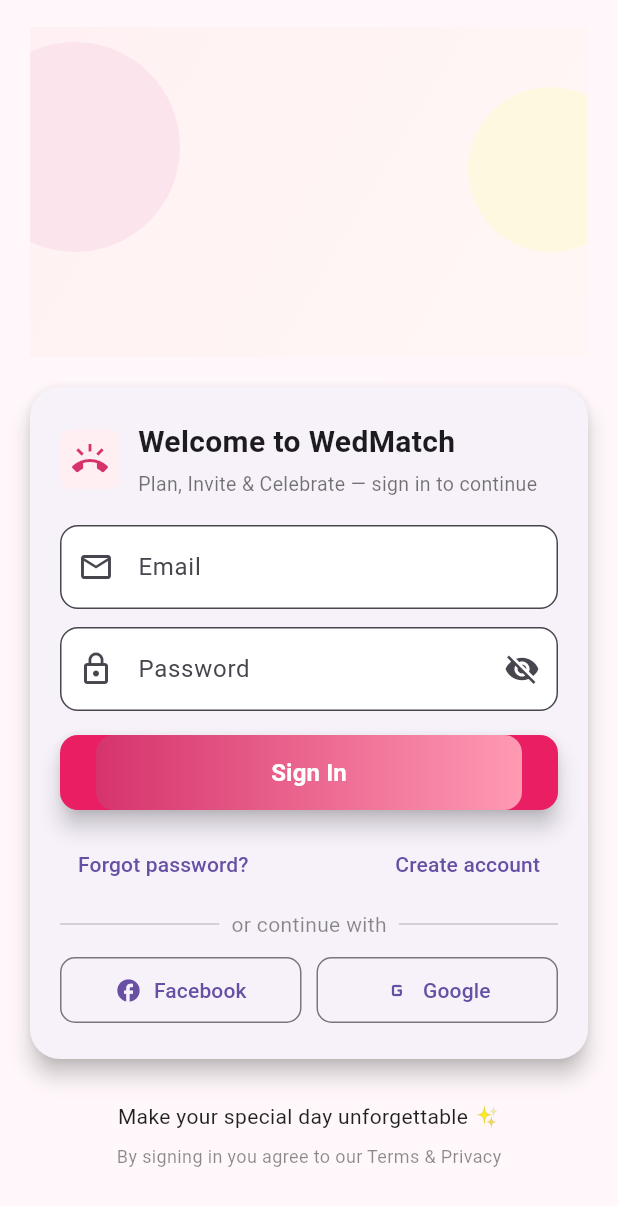
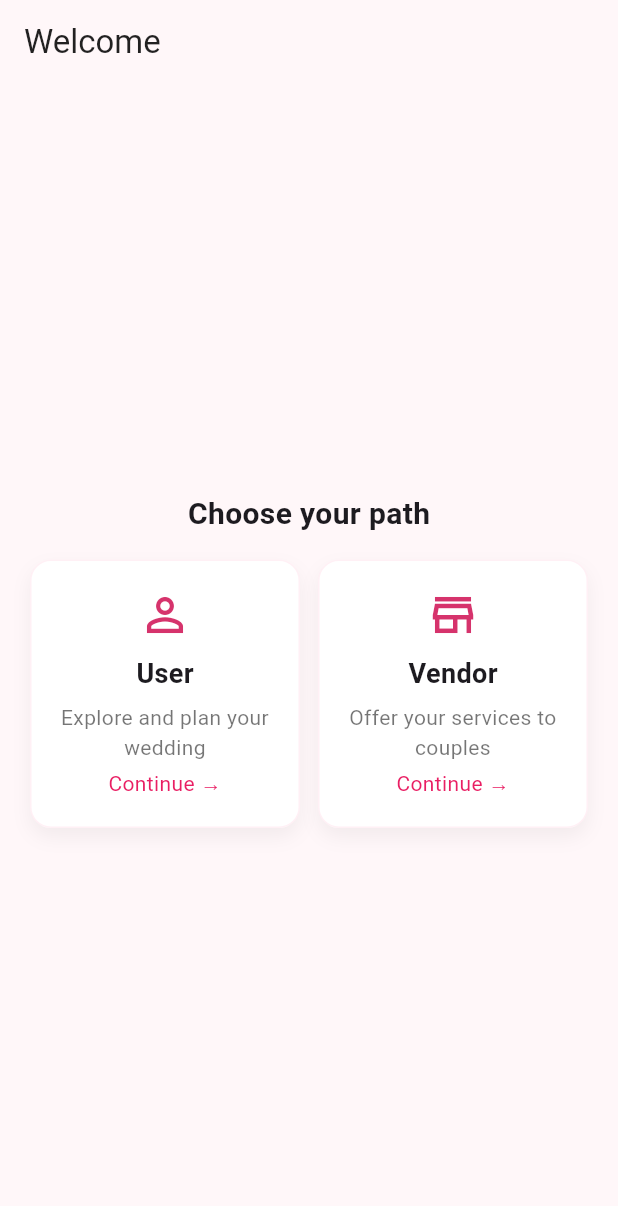
Before and after one commit to makarandjadhav75/wedding_vendors, a Flutter app: the screen it shows after launch, on a phone screen of 412 x 824 dp. Shown: the top 1206 px of the screen. Run offline on Flutter 3.47's test engine with Material 3 defaults, Android fonts, the light colour scheme and no system bars; our stand-ins replace flutter_secure_storage, share_plus.

Commit message:
first commit 2/11/2025 seperation user and vendor

```diff
--- a/lib/APiServices/api_services.dart
+++ b/lib/APiServices/api_services.dart
@@ -11,7 +11,7 @@
 import '../Models/vendor_model.dart';
 import 'common_repo.dart';
 
-const String defaultBaseUrl = "http://192.168.0.108:3030";
+const String defaultBaseUrl = "http://192.168.1.101:3030";
 
 class ApiService {
   final http.Client _client;
--- a/lib/Screens/login_page.dart
+++ b/lib/Screens/login_page.dart
@@ -437,7 +437,8 @@
                                             final result = await Navigator.of(context).push<Map<String, String>>(
                                               MaterialPageRoute(
                                                 builder: (_) => RegistrationScreen(
-                                                  apiService: widget.apiService, // <-- pass widget.apiService
+                                                  apiService: widget.apiService,
+                                                  forcedRole: 'User',
                                                 ),
                                               ),
                                             );
--- /dev/null
+++ b/lib/Screens/role_selection_screen.dart
@@ -0,0 +1,99 @@
+import 'package:flutter/material.dart';
+import '../APiServices/api_services.dart';
+import 'login_page.dart';
+import 'vendor_login_page.dart';
+
+class RoleSelectionScreen extends StatelessWidget {
+  final ApiService apiService;
+  const RoleSelectionScreen({Key? key, required this.apiService}) : super(key: key);
+
+  @override
+  Widget build(BuildContext context) {
+    return Scaffold(
+      backgroundColor: const Color(0xFFFFF7F9),
+      appBar: AppBar(
+        title: const Text('Welcome'),
+        elevation: 0,
+        backgroundColor: Colors.transparent,
+        foregroundColor: Colors.black87,
+      ),
+      body: Center(
+        child: Padding(
+          padding: const EdgeInsets.all(20.0),
+          child: ConstrainedBox(
+            constraints: const BoxConstraints(maxWidth: 600),
+            child: Column(
+              mainAxisSize: MainAxisSize.min,
+              children: [
+                const Text('Choose your path', style: TextStyle(fontSize: 20, fontWeight: FontWeight.bold)),
+                const SizedBox(height: 16),
+                Row(
+                  children: [
+                    Expanded(
+                      child: _RoleCard(
+                        title: 'User',
+                        subtitle: 'Explore and plan your wedding',
+                        icon: Icons.person_outline,
+                        onTap: () => Navigator.of(context).push(
+                          MaterialPageRoute(builder: (_) => LoginPage(apiService: apiService)),
+                        ),
+                      ),
+                    ),
+                    const SizedBox(width: 12),
+                    Expanded(
+                      child: _RoleCard(
+                        title: 'Vendor',
+                        subtitle: 'Offer your services to couples',
+                        icon: Icons.store_mall_directory_outlined,
+                        onTap: () => Navigator.of(context).push(
+                          MaterialPageRoute(builder: (_) => VendorLoginPage(apiService: apiService)),
+                        ),
+                      ),
+                    ),
+                  ],
+                ),
+              ],
+            ),
+          ),
+        ),
+      ),
+    );
+  }
+}
+
+class _RoleCard extends StatelessWidget {
+  final String title;
+  final String subtitle;
+  final IconData icon;
+  final VoidCallback onTap;
+  const _RoleCard({Key? key, required this.title, required this.subtitle, required this.icon, required this.onTap}) : super(key: key);
+
+  @override
+  Widget build(BuildContext context) {
+    return InkWell(
+      onTap: onTap,
+      borderRadius: BorderRadius.circular(14),
+      child: Ink(
+        padding: const EdgeInsets.all(18),
+        decoration: BoxDecoration(
+          color: Colors.white,
+          borderRadius: BorderRadius.circular(14),
+          border: Border.all(color: Colors.pinkAccent.withOpacity(.08)),
+          boxShadow: [BoxShadow(color: Colors.black.withOpacity(.05), blurRadius: 10, offset: const Offset(0, 6))],
+        ),
+        child: Column(
+          mainAxisSize: MainAxisSize.min,
+          children: [
+            Icon(icon, size: 36, color: const Color(0xFFD6336C)),
+            const SizedBox(height: 8),
+            Text(title, style: const TextStyle(fontSize: 18, fontWeight: FontWeight.bold)),
+            const SizedBox(height: 6),
+            Text(subtitle, textAlign: TextAlign.center, style: const TextStyle(color: Colors.black54)),
+            const SizedBox(height: 4),
+            const Text('Continue →', style: TextStyle(color: Colors.pink)),
+          ],
+        ),
+      ),
+    );
+  }
+}
--- a/lib/main.dart
+++ b/lib/main.dart
@@ -1,7 +1,6 @@
 import 'package:flutter/material.dart';
-import 'package:wedding_market/Screens/Home%20Screen/home_screen.dart';
 import 'APiServices/api_services.dart';
-import 'Screens/login_page.dart';
+import 'Screens/splash_screen.dart';
 
 
 void main() {
@@ -13,7 +12,7 @@
 
   // Configure your API base URL here:
   static final ApiService apiService =
-  ApiService(baseUrl: 'http://192.168.0.108:3030');
+  ApiService(baseUrl: 'http://192.168.1.101:3030');
 
   @override
   Widget build(BuildContext context) {
@@ -21,7 +20,7 @@
       title: 'wedding_planer',
       theme: ThemeData(primarySwatch: Colors.blue),
       debugShowCheckedModeBanner: false,
-      home: LoginPage(apiService: apiService),
+      home: SplashScreen(apiService: apiService),
 
     );
   }
```
Also changed, not shown: lib/Screens/registration_screen.dart (+86 -10 lines), lib/Screens/splash_screen.dart (added, +44 -0 lines), lib/Screens/vendor_login_page.dart (added, +255 -0 lines).
